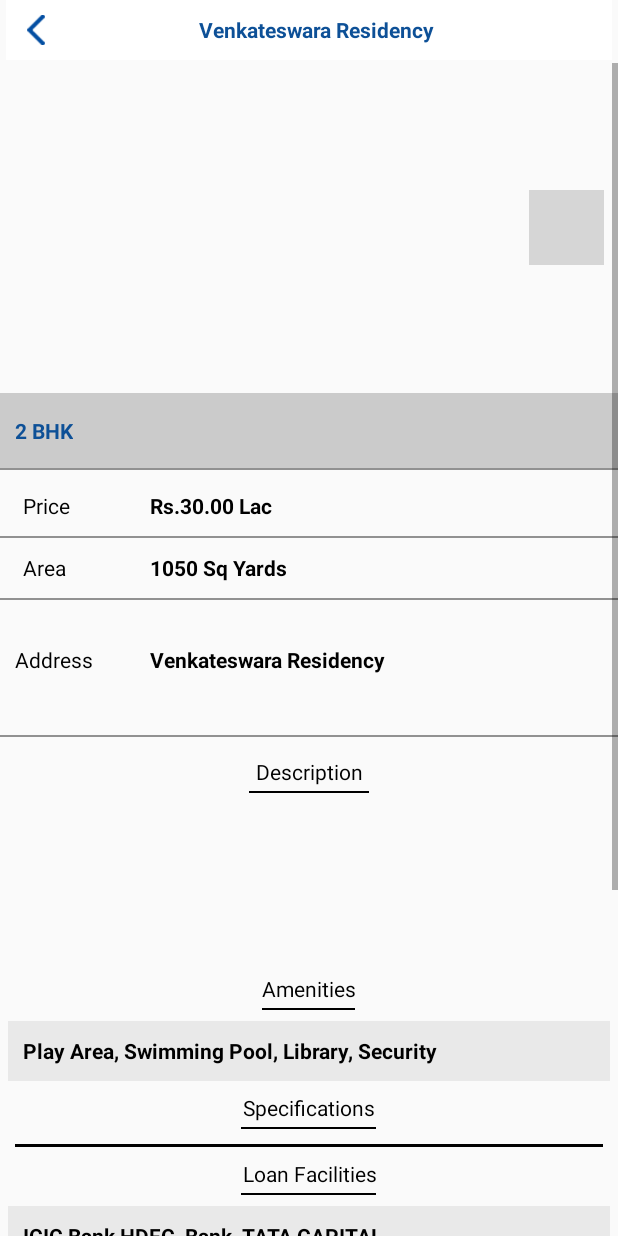
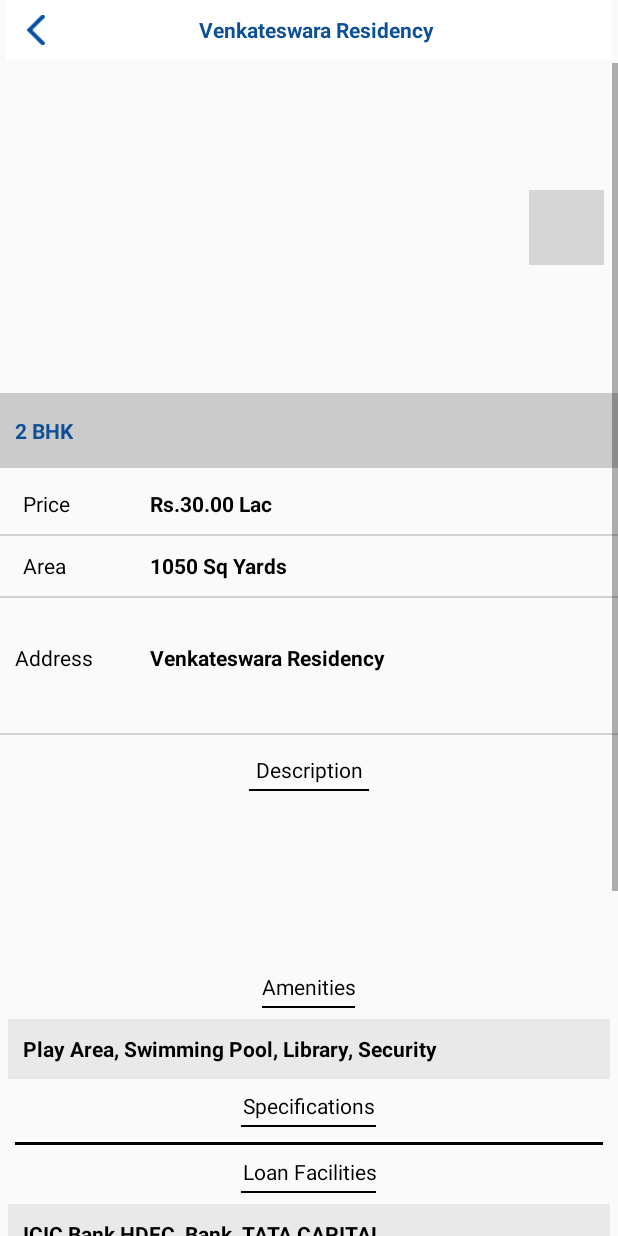
Before and after one commit to Sravani04/TieProperty, an Android app: the PropertyDetailPage screen opened directly, with no data from a screen before it, on a phone screen of 412 x 824 dp. Run offline under Robolectric (Android 15) with nearby library versions, the phone set to English and light mode, and no system bars; libraries missing offline, so code that uses them is left out: com.eftimoff.viewpagertransformers, com.koushikdutta.async, com.koushikdutta.ion; pictures from the network do not load; 4 statements that could not run were skipped; grey boxes are pictures that could not be loaded.

Commit message:
commiting all files

```diff
--- a/app/src/main/res/layout/property_detail_page.xml
+++ b/app/src/main/res/layout/property_detail_page.xml
@@ -152,7 +152,7 @@
                         android:src="@drawable/line"
                         android:padding="5dp"
                         android:layout_marginTop="13dp"
-                        android:tint="#000000" />
+                        android:tint="#64424242" />
 
                     <TextView
                         android:text="3 BHK"
@@ -172,7 +172,7 @@
                         android:id="@+id/line2"
                         android:adjustViewBounds="true"
                         android:layout_marginTop="13dp"
-                        android:tint="#000"
+                        android:tint="#64424242"
                         android:visibility="gone"
                         android:src="@drawable/line"
                         android:padding="5dp" />
@@ -190,11 +190,6 @@
                         android:textStyle="normal|bold" />
                 </LinearLayout>
             </LinearLayout>
-            <LinearLayout
-                android:orientation="horizontal"
-                android:layout_width="match_parent"
-                android:layout_height="1dp"
-                android:background="#919191"></LinearLayout>
 
             <LinearLayout
                 android:orientation="vertical"
@@ -233,7 +228,7 @@
                 android:orientation="vertical"
                 android:layout_width="match_parent"
                 android:layout_height="1dp"
-                android:background="#919191"></LinearLayout>
+                android:background="#d3d3d3"></LinearLayout>
 
             <LinearLayout
                 android:orientation="vertical"
@@ -272,7 +267,7 @@
                 android:orientation="horizontal"
                 android:layout_width="match_parent"
                 android:layout_height="1dp"
-                android:background="#919191"></LinearLayout>
+                android:background="#d3d3d3"></LinearLayout>
 
             <LinearLayout
                 android:orientation="vertical"
@@ -314,7 +309,7 @@
                 android:layout_height="1dp"
                 android:layout_marginBottom="5dp"
                 android:layout_marginTop="10dp"
-                android:background="#919191"></LinearLayout>
+                android:background="#d3d3d3"></LinearLayout>
 
         <LinearLayout
             android:orientation="vertical"
```
